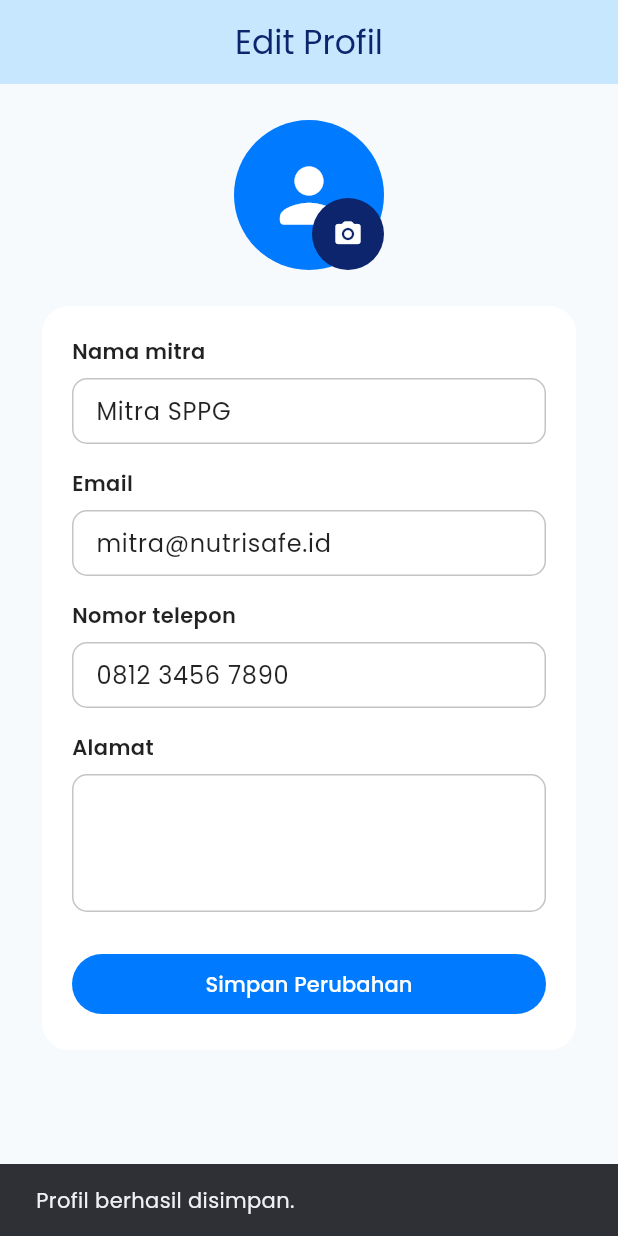
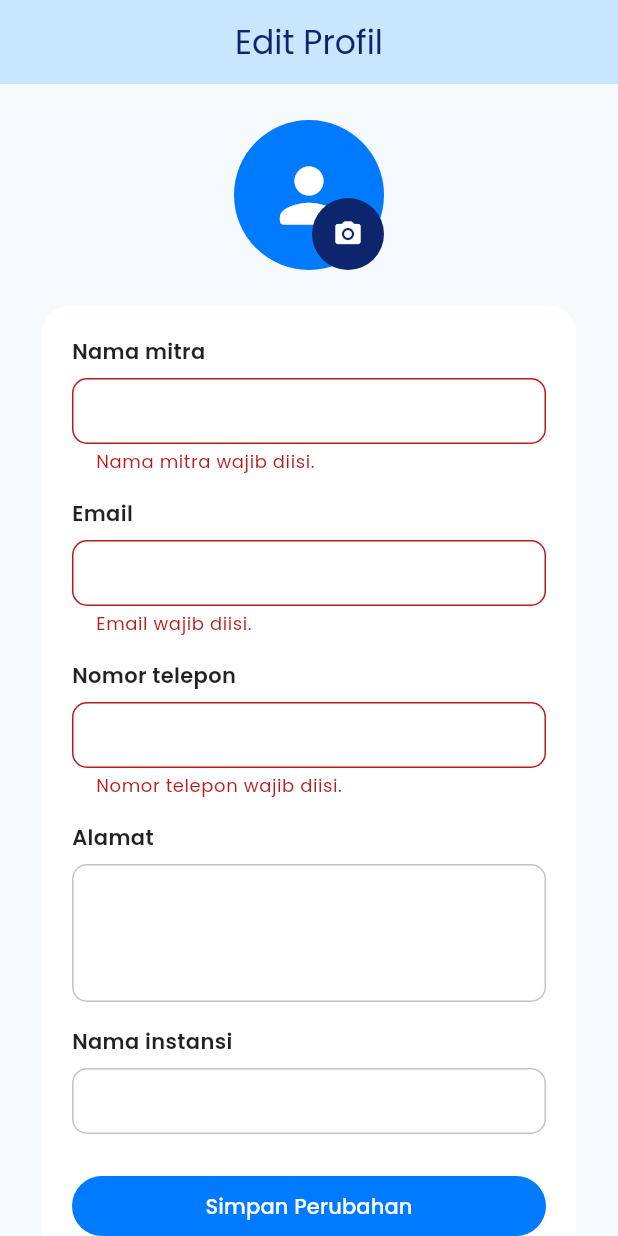
Before and after one commit to AkbarFelda/nutrisafe_mitra, a Flutter app: the EditProfilePage screen opened by its route, after a tap on "Simpan Perubahan", on a phone screen of 412 x 824 dp. Run offline on Flutter 3.47's test engine with Material 3 defaults, Android fonts, the phone set to English and light mode, and no system bars; our stand-ins replace dio, equatable, flutter_bloc, flutter_secure_storage, flutter_svg, get_it and 2 more; missing offline and left inert: file_selector; accounts and stored records are empty.

Commit message:
feat(profile): integrate profile detail and edit APIs

```diff
--- /dev/null
+++ b/lib/features/profile/data/sppg_profile.dart
@@ -0,0 +1,31 @@
+class SppgProfile {
+  const SppgProfile({
+    required this.name,
+    required this.email,
+    required this.phone,
+    required this.location,
+    required this.institutionName,
+  });
+
+  final String name;
+  final String email;
+  final String phone;
+  final String location;
+  final String institutionName;
+
+  factory SppgProfile.fromJson(Map<String, dynamic> json) => SppgProfile(
+    name: '${json['name'] ?? json['sppg_name'] ?? ''}',
+    email: '${json['email'] ?? ''}',
+    phone: '${json['phone'] ?? ''}',
+    location: '${json['lokasi'] ?? json['location'] ?? json['address'] ?? ''}',
+    institutionName: '${json['institution_name'] ?? ''}',
+  );
+
+  Map<String, dynamic> toJson() => {
+    'name': name,
+    'email': email,
+    'phone': phone,
+    'lokasi': location,
+    'institution_name': institutionName,
+  };
+}
--- a/lib/features/profile/presentation/edit_profile_page.dart
+++ b/lib/features/profile/presentation/edit_profile_page.dart
@@ -1,10 +1,16 @@
 import 'package:flutter/material.dart';
+import 'package:flutter_bloc/flutter_bloc.dart';
 
 import '../../../app/theme/app_colors.dart';
+import '../../../core/presentation/api_cubit.dart';
+import '../data/profile_repository.dart';
+import '../data/sppg_profile.dart';
 import 'widgets/profile_form_scaffold.dart';
 
 class EditProfilePage extends StatefulWidget {
-  const EditProfilePage({super.key});
+  const EditProfilePage({super.key, this.repository});
+
+  final ProfileRepository? repository;
 
   @override
   State<EditProfilePage> createState() => _EditProfilePageState();
@@ -12,10 +18,33 @@ class EditProfilePage extends StatefulWidget {
 
 class _EditProfilePageState extends State<EditProfilePage> {
   final _formKey = GlobalKey<FormState>();
-  final _nameController = TextEditingController(text: 'Mitra SPPG');
-  final _emailController = TextEditingController(text: 'mitra@nutrisafe.id');
-  final _phoneController = TextEditingController(text: '0812 3456 7890');
+  final _nameController = TextEditingController();
+  final _emailController = TextEditingController();
+  final _phoneController = TextEditingController();
   final _addressController = TextEditingController();
+  final _institutionController = TextEditingController();
+  final _apiCubit = ApiCubit<SppgProfile>();
+
+  @override
+  void initState() {
+    super.initState();
+    final repository = widget.repository;
+    if (repository != null) {
+      _apiCubit.run(repository.getProfile).then((success) {
+        final profile = _apiCubit.state.data;
+        if (!success || !mounted || profile == null) return;
+        _fill(profile);
+      });
+    }
+  }
+
+  void _fill(SppgProfile profile) {
+    _nameController.text = profile.name;
+    _emailController.text = profile.email;
+    _phoneController.text = profile.phone;
+    _addressController.text = profile.location;
+    _institutionController.text = profile.institutionName;
+  }
 
   @override
   void dispose() {
@@ -23,11 +52,25 @@ class _EditProfilePageState extends State<EditProfilePage> {
     _emailController.dispose();
     _phoneController.dispose();
     _addressController.dispose();
+    _institutionController.dispose();
+    _apiCubit.close();
     super.dispose();
   }
 
   @override
-  Widget build(BuildContext context) => ProfileFormScaffold(
+  Widget build(BuildContext context) => BlocProvider.value(
+    value: _apiCubit,
+    child: BlocListener<ApiCubit<SppgProfile>, ApiState<SppgProfile>>(
+      listener: (context, state) {
+        if (state.status == ApiStatus.failure && state.message != null) {
+          ScaffoldMessenger.of(context)
+              .showSnackBar(SnackBar(content: Text(state.message!)));
+        } else if (state.status == ApiStatus.success && state.message != null) {
+          ScaffoldMessenger.of(context)
+              .showSnackBar(SnackBar(content: Text(state.message!)));
+        }
+      },
+      child: ProfileFormScaffold(
         title: 'Edit Profil',
         child: Form(
           key: _formKey,
@@ -51,9 +94,12 @@ class _EditProfilePageState extends State<EditProfilePage> {
                     child: IconButton(
                       key: const Key('change-profile-photo'),
                       tooltip: 'Ubah foto profil',
-                  onPressed: () => ScaffoldMessenger.of(context).showSnackBar(
+                      onPressed: () => ScaffoldMessenger.of(context)
+                          .showSnackBar(
                             const SnackBar(
-                      content: Text('Pilih foto profil dari perangkat.'),
+                              content: Text(
+                                'Pilih foto profil dari perangkat.',
+                              ),
                             ),
                           ),
                       icon: const Icon(
@@ -70,7 +116,10 @@ class _EditProfilePageState extends State<EditProfilePage> {
                 child: Column(
                   crossAxisAlignment: CrossAxisAlignment.stretch,
                   children: [
-                _ProfileField(label: 'Nama mitra', controller: _nameController),
+                    _ProfileField(
+                      label: 'Nama mitra',
+                      controller: _nameController,
+                    ),
                     const SizedBox(height: 16),
                     _ProfileField(
                       label: 'Email',
@@ -90,23 +139,53 @@ class _EditProfilePageState extends State<EditProfilePage> {
                       maxLines: 3,
                       required: false,
                     ),
+                    const SizedBox(height: 16),
+                    _ProfileField(
+                      label: 'Nama instansi',
+                      controller: _institutionController,
+                      required: false,
+                    ),
                     const SizedBox(height: 24),
-                FilledButton(
+                    BlocBuilder<ApiCubit<SppgProfile>, ApiState<SppgProfile>>(
+                      builder: (context, state) => FilledButton(
                         key: const Key('save-profile-button'),
-                  onPressed: () {
-                    if (!(_formKey.currentState?.validate() ?? false)) return;
-                    ScaffoldMessenger.of(context).showSnackBar(
-                      const SnackBar(
-                        content: Text('Profil berhasil disimpan.'),
+                        onPressed: state.status == ApiStatus.loading
+                            ? null
+                            : () {
+                                if (!(_formKey.currentState?.validate() ??
+                                    false)) {
+                                  return;
+                                }
+                                final repository = widget.repository;
+                                if (repository == null) return;
+                                _apiCubit.run(
+                                  () => repository.updateProfile(
+                                    SppgProfile(
+                                      name: _nameController.text.trim(),
+                                      email: _emailController.text.trim(),
+                                      phone: _phoneController.text.trim(),
+                                      location: _addressController.text.trim(),
+                                      institutionName: _institutionController
+                                          .text
+                                          .trim(),
                                     ),
+                                  ),
+                                  successMessage: 'Profil berhasil disimpan.',
                                 );
                               },
-                  child: const Text('Simpan Perubahan'),
+                        child: Text(
+                          state.status == ApiStatus.loading
+                              ? 'Menyimpan...'
+                              : 'Simpan Perubahan',
+                        ),
+                      ),
                     ),
                   ],
                 ),
               ),
             ],
+          ),
+        ),
       ),
     ),
   );
```
Also changed, not shown: lib/features/profile/data/profile_repository.dart (added, +54 -0 lines), lib/features/profile/presentation/profile_page.dart (+24 -6 lines). Lines whose indentation alone changed are shown as unchanged.
